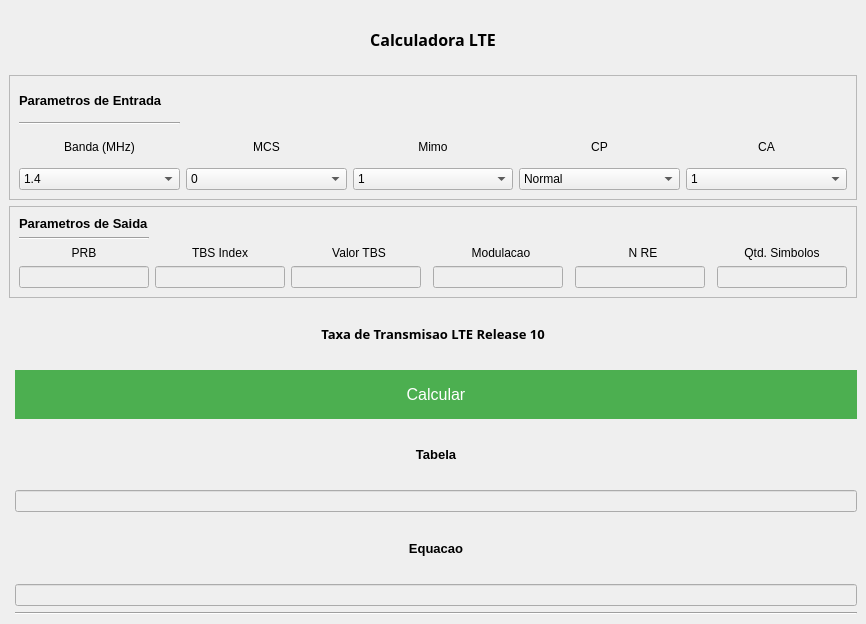
Before: the Qt Designer form App/Interface/CalcTPutUI.ui in dmorais8/ComMoveis_2020_5_Projeto03, drawn with Qt 5.
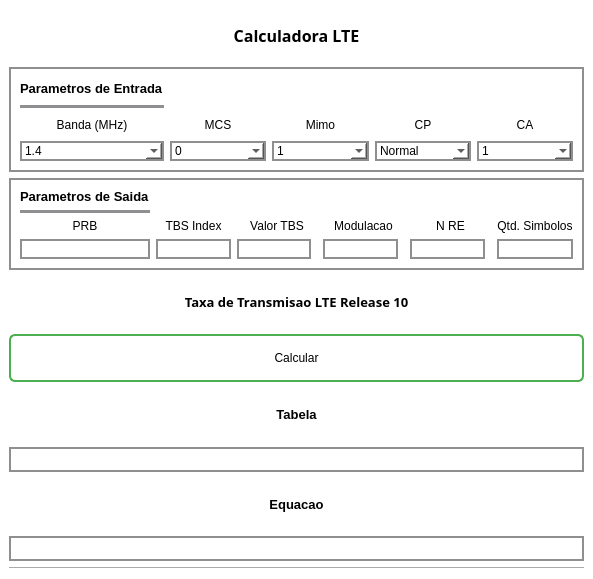
After: the same form once the commit is applied.

Commit message: :wrench: Corrigindo interface

The edit to the form file:
```diff
--- a/App/Interface/CalcTPutUI.ui
+++ b/App/Interface/CalcTPutUI.ui
@@ -6,157 +6,22 @@
    <rect>
     <x>0</x>
     <y>0</y>
-    <width>866</width>
-    <height>624</height>
+    <width>593</width>
+    <height>579</height>
    </rect>
   </property>
   <property name="windowTitle">
    <string>MainWindow</string>
   </property>
+  <property name="styleSheet">
+   <string notr="true">background: white;</string>
+  </property>
   <widget class="QWidget" name="centralwidget">
    <layout class="QGridLayout" name="gridLayout">
-    <item row="5" column="1" colspan="2">
-     <widget class="QFrame" name="outputParamsDataFrame">
-      <property name="enabled">
-       <bool>true</bool>
-      </property>
-      <property name="frameShape">
-       <enum>QFrame::StyledPanel</enum>
-      </property>
-      <property name="frameShadow">
-       <enum>QFrame::Raised</enum>
-      </property>
-      <layout class="QGridLayout" name="gridLayout_3">
-       <item row="4" column="1">
-        <widget class="QLineEdit" name="outputTbsIndex">
-         <property name="enabled">
-          <bool>false</bool>
-         </property>
-        </widget>
-       </item>
-       <item row="4" column="2">
-        <widget class="QLineEdit" name="ouputTbsValue">
-         <property name="enabled">
-          <bool>false</bool>
-         </property>
-        </widget>
-       </item>
-       <item row="2" column="4" colspan="2">
-        <widget class="QLabel" name="label_13">
-         <property name="text">
-          <string>Modulacao</string>
-         </property>
-         <property name="alignment">
-          <set>Qt::AlignCenter</set>
-         </property>
-        </widget>
-       </item>
-       <item row="4" column="0">
-        <widget class="QLineEdit" name="outputPRB">
-         <property name="enabled">
-          <bool>false</bool>
-         </property>
-        </widget>
-       </item>
-       <item row="0" column="0">
-        <widget class="QLabel" name="label_17">
-         <property name="font">
-          <font>
-           <pointsize>10</pointsize>
-           <weight>75</weight>
-           <bold>true</bold>
-          </font>
-         </property>
-         <property name="text">
-          <string>Parametros de Saida</string>
-         </property>
-        </widget>
-       </item>
-       <item row="4" column="6">
-        <widget class="QLineEdit" name="outputNumRE">
-         <property name="enabled">
-          <bool>false</bool>
-         </property>
-        </widget>
-       </item>
-       <item row="2" column="0">
-        <widget class="QLabel" name="label_11">
-         <property name="text">
-          <string>PRB</string>
-         </property>
-         <property name="alignment">
-          <set>Qt::AlignCenter</set>
-         </property>
-        </widget>
-       </item>
-       <item row="2" column="2" colspan="2">
-        <widget class="QLabel" name="label_12">
-         <property name="text">
-          <string>Valor TBS</string>
-         </property>
-         <property name="alignment">
-          <set>Qt::AlignCenter</set>
-         </property>
-        </widget>
-       </item>
-       <item row="2" column="6" colspan="2">
-        <widget class="QLabel" name="label_15">
-         <property name="text">
-          <string>N RE</string>
-         </property>
-         <property name="alignment">
-          <set>Qt::AlignCenter</set>
-         </property>
-        </widget>
-       </item>
-       <item row="2" column="1">
-        <widget class="QLabel" name="label_14">
-         <property name="text">
-          <string>TBS Index</string>
-         </property>
-         <property name="alignment">
-          <set>Qt::AlignCenter</set>
-         </property>
-        </widget>
-       </item>
-       <item row="4" column="4">
-        <widget class="QLineEdit" name="outputModulacao">
-         <property name="enabled">
-          <bool>false</bool>
-         </property>
-        </widget>
-       </item>
-       <item row="2" column="8">
-        <widget class="QLabel" name="label_16">
-         <property name="text">
-          <string>Qtd. Simbolos</string>
-         </property>
-         <property name="alignment">
-          <set>Qt::AlignCenter</set>
-         </property>
-        </widget>
-       </item>
-       <item row="4" column="8">
-        <widget class="QLineEdit" name="outputQtdSimbolos">
-         <property name="enabled">
-          <bool>false</bool>
-         </property>
-        </widget>
-       </item>
-       <item row="1" column="0">
-        <widget class="Line" name="line_3">
-         <property name="orientation">
-          <enum>Qt::Horizontal</enum>
-         </property>
-        </widget>
-       </item>
-      </layout>
-     </widget>
-    </item>
-    <item row="2" column="1" rowspan="2" colspan="2">
+    <item row="2" column="0" rowspan="2" colspan="2">
      <widget class="QFrame" name="inputDataFrame">
       <property name="styleSheet">
-       <string notr="true"/>
+       <string notr="true">border: 2px solid #8f8f91; background: </string>
       </property>
       <property name="frameShape">
        <enum>QFrame::StyledPanel</enum>
@@ -167,6 +32,9 @@
       <layout class="QGridLayout" name="gridLayout_2">
        <item row="3" column="4">
         <widget class="QLabel" name="label_5">
+         <property name="styleSheet">
+          <string notr="true">border: none;</string>
+         </property>
          <property name="text">
           <string>Mimo</string>
          </property>
@@ -216,6 +84,9 @@
        </item>
        <item row="3" column="2">
         <widget class="QLabel" name="label_3">
+         <property name="styleSheet">
+          <string notr="true">border: none;</string>
+         </property>
          <property name="text">
           <string>MCS</string>
          </property>
@@ -226,6 +97,9 @@
        </item>
        <item row="3" column="6">
         <widget class="QLabel" name="label_2">
+         <property name="styleSheet">
+          <string notr="true">border: none;</string>
+         </property>
          <property name="text">
           <string>CP</string>
          </property>
@@ -399,6 +273,9 @@
        </item>
        <item row="3" column="1">
         <widget class="QLabel" name="label_4">
+         <property name="styleSheet">
+          <string notr="true">border: none;</string>
+         </property>
          <property name="text">
           <string>Banda (MHz)</string>
          </property>
@@ -433,6 +310,9 @@
        </item>
        <item row="3" column="8">
         <widget class="QLabel" name="label_6">
+         <property name="styleSheet">
+          <string notr="true">border: none;</string>
+         </property>
          <property name="text">
           <string>CA</string>
          </property>
@@ -489,6 +369,9 @@
            <bold>true</bold>
           </font>
          </property>
+         <property name="styleSheet">
+          <string notr="true">border: none;</string>
+         </property>
          <property name="text">
           <string>Parametros de Entrada</string>
          </property>
@@ -497,51 +380,7 @@
       </layout>
      </widget>
     </item>
-    <item row="8" column="2">
-     <widget class="QPushButton" name="btnCalcTPut">
-      <property name="enabled">
-       <bool>true</bool>
-      </property>
-      <property name="styleSheet">
-       <string notr="true">background-color: #4CAF50; /* Green */
-  border: none;
-  color: white;
-  padding: 15px 32px;
-  text-align: center;
-  text-decoration: none;
-  font-size: 16px;</string>
-      </property>
-      <property name="text">
-       <string>Calcular</string>
-      </property>
-     </widget>
-    </item>
-    <item row="12" column="2">
-     <widget class="QLabel" name="label_8">
-      <property name="font">
-       <font>
-        <family>Segoe UI</family>
-        <pointsize>10</pointsize>
-        <weight>75</weight>
-        <bold>true</bold>
-       </font>
-      </property>
-      <property name="text">
-       <string>Equacao</string>
-      </property>
-      <property name="alignment">
-       <set>Qt::AlignCenter</set>
-      </property>
-     </widget>
-    </item>
-    <item row="14" column="2">
-     <widget class="Line" name="line">
-      <property name="orientation">
-       <enum>Qt::Horizontal</enum>
-      </property>
-     </widget>
-    </item>
-    <item row="6" column="1" colspan="2">
+    <item row="6" column="0" colspan="2">
      <widget class="QLabel" name="label_10">
       <property name="font">
        <font>
@@ -559,17 +398,194 @@
       </property>
      </widget>
     </item>
-    <item row="13" column="2">
-     <widget class="QLineEdit" name="outputEquacao">
+    <item row="5" column="0" colspan="2">
+     <widget class="QFrame" name="outputParamsDataFrame">
       <property name="enabled">
-       <bool>false</bool>
+       <bool>true</bool>
       </property>
-      <property name="alignment">
-       <set>Qt::AlignCenter</set>
+      <property name="styleSheet">
+       <string notr="true">border: 2px solid #8f8f91;</string>
       </property>
+      <property name="frameShape">
+       <enum>QFrame::StyledPanel</enum>
+      </property>
+      <property name="frameShadow">
+       <enum>QFrame::Raised</enum>
+      </property>
+      <layout class="QGridLayout" name="gridLayout_3">
+       <item row="4" column="1">
+        <widget class="QLineEdit" name="outputTbsIndex">
+         <property name="enabled">
+          <bool>false</bool>
+         </property>
+        </widget>
+       </item>
+       <item row="4" column="2">
+        <widget class="QLineEdit" name="ouputTbsValue">
+         <property name="enabled">
+          <bool>false</bool>
+         </property>
+        </widget>
+       </item>
+       <item row="2" column="4" colspan="2">
+        <widget class="QLabel" name="label_13">
+         <property name="styleSheet">
+          <string notr="true">border: none;</string>
+         </property>
+         <property name="text">
+          <string>Modulacao</string>
+         </property>
+         <property name="alignment">
+          <set>Qt::AlignCenter</set>
+         </property>
+        </widget>
+       </item>
+       <item row="4" column="0">
+        <widget class="QLineEdit" name="outputPRB">
+         <property name="enabled">
+          <bool>false</bool>
+         </property>
+        </widget>
+       </item>
+       <item row="0" column="0">
+        <widget class="QLabel" name="label_17">
+         <property name="font">
+          <font>
+           <pointsize>10</pointsize>
+           <weight>75</weight>
+           <bold>true</bold>
+          </font>
+         </property>
+         <property name="styleSheet">
+          <string notr="true">border: none;</string>
+         </property>
+         <property name="text">
+          <string>Parametros de Saida</string>
+         </property>
+        </widget>
+       </item>
+       <item row="4" column="6">
+        <widget class="QLineEdit" name="outputNumRE">
+         <property name="enabled">
+          <bool>false</bool>
+         </property>
+        </widget>
+       </item>
+       <item row="2" column="0">
+        <widget class="QLabel" name="label_11">
+         <property name="styleSheet">
+          <string notr="true">border: none;</string>
+         </property>
+         <property name="text">
+          <string>PRB</string>
+         </property>
+         <property name="alignment">
+          <set>Qt::AlignCenter</set>
+         </property>
+        </widget>
+       </item>
+       <item row="2" column="2" colspan="2">
+        <widget class="QLabel" name="label_12">
+         <property name="styleSheet">
+          <string notr="true">border: none;</string>
+         </property>
+         <property name="text">
+          <string>Valor TBS</string>
+         </property>
+         <property name="alignment">
+          <set>Qt::AlignCenter</set>
+         </property>
+        </widget>
+       </item>
+       <item row="2" column="6" colspan="2">
+        <widget class="QLabel" name="label_15">
+         <property name="styleSheet">
+          <string notr="true">border: none;</string>
+         </property>
+         <property name="text">
+          <string>N RE</string>
+         </property>
+         <property name="alignment">
+          <set>Qt::AlignCenter</set>
+         </property>
+        </widget>
+       </item>
+       <item row="2" column="1">
+        <widget class="QLabel" name="label_14">
+         <property name="styleSheet">
+          <string notr="true">border: none;</string>
+         </property>
+         <property name="text">
+          <string>TBS Index</string>
+         </property>
+         <property name="alignment">
+          <set>Qt::AlignCenter</set>
+         </property>
+        </widget>
+       </item>
+       <item row="4" column="4">
+        <widget class="QLineEdit" name="outputModulacao">
+         <property name="enabled">
+          <bool>false</bool>
+         </property>
+        </widget>
+       </item>
+       <item row="2" column="8">
+        <widget class="QLabel" name="label_16">
+         <property name="styleSheet">
+          <string notr="true">border: none;</string>
+         </property>
+         <property name="text">
+          <string>Qtd. Simbolos</string>
+         </property>
+         <property name="alignment">
+          <set>Qt::AlignCenter</set>
+         </property>
+        </widget>
+       </item>
+       <item row="4" column="8">
+        <widget class="QLineEdit" name="outputQtdSimbolos">
+         <property name="enabled">
+          <bool>false</bool>
+         </property>
+        </widget>
+       </item>
+       <item row="1" column="0">
+        <widget class="Line" name="line_3">
+         <property name="orientation">
+          <enum>Qt::Horizontal</enum>
+         </property>
+        </widget>
+       </item>
+      </layout>
      </widget>
     </item>
-    <item row="0" column="1" colspan="2">
+    <item row="8" column="0" colspan="2">
+     <widget class="QPushButton" name="btnCalcTPut">
+      <property name="enabled">
+       <bool>true</bool>
+      </property>
+      <property name="styleSheet">
+       <string notr="true">QPushButton {
+      border: 2px solid #4CAF50;
+      border-radius: 6px;
+      background-color: qlineargradient(x1: 0, y1: 0, x2: 0, y2: 1,
+                                        stop: 0 #f6f7fa, stop: 1 #dadbde);
+      min-width: 80px;
+      padding: 15px 32px;
+  }
+
+QPushButton:pressed {
+      background-color: qlineargradient(x1: 0, y1: 0, x2: 0, y2: 1,
+                                        stop: 0 #dadbde, stop: 1 #f6f7fa);
+  }</string>
+      </property>
+      <property name="text">
+       <string>Calcular</string>
+      </property>
+     </widget>
+    </item>
+    <item row="0" column="0" colspan="2">
      <widget class="QLabel" name="label">
       <property name="font">
        <font>
@@ -587,7 +603,50 @@
       </property>
      </widget>
     </item>
-    <item row="9" column="2">
+    <item row="11" column="0" colspan="2">
+     <widget class="QLineEdit" name="outputTabela">
+      <property name="enabled">
+       <bool>false</bool>
+      </property>
+      <property name="font">
+       <font>
+        <pointsize>10</pointsize>
+        <weight>75</weight>
+        <bold>true</bold>
+       </font>
+      </property>
+      <property name="styleSheet">
+       <string notr="true">border: 2px solid #8f8f91; padding: 2px 2px;</string>
+      </property>
+      <property name="alignment">
+       <set>Qt::AlignCenter</set>
+      </property>
+     </widget>
+    </item>
+    <item row="16" column="0" colspan="2">
+     <widget class="QLineEdit" name="outputEquacao">
+      <property name="enabled">
+       <bool>false</bool>
+      </property>
+      <property name="font">
+       <font>
+        <pointsize>10</pointsize>
+        <weight>75</weight>
+        <bold>true</bold>
+       </font>
+      </property>
+      <property name="styleSheet">
+       <string notr="true">border: 2px solid #8f8f91; padding: 2px 2px;</string>
+      </property>
+      <property name="text">
+       <string/>
+      </property>
+      <property name="alignment">
+       <set>Qt::AlignCenter</set>
+      </property>
+     </widget>
+    </item>
+    <item row="9" column="0" colspan="2">
      <widget class="QLabel" name="label_7">
       <property name="font">
        <font>
@@ -597,6 +656,9 @@
         <bold>true</bold>
        </font>
       </property>
+      <property name="styleSheet">
+       <string notr="true"/>
+      </property>
       <property name="text">
        <string>Tabela</string>
       </property>
@@ -605,19 +667,31 @@
       </property>
      </widget>
     </item>
-    <item row="10" column="2">
-     <widget class="QLineEdit" name="outputTabela">
-      <property name="enabled">
-       <bool>false</bool>
+    <item row="12" column="0" colspan="2">
+     <widget class="QLabel" name="label_8">
+      <property name="font">
+       <font>
+        <family>Segoe UI</family>
+        <pointsize>10</pointsize>
+        <weight>75</weight>
+        <bold>true</bold>
+       </font>
       </property>
-      <property name="styleSheet">
-       <string notr="true"/>
+      <property name="text">
+       <string>Equacao</string>
       </property>
       <property name="alignment">
        <set>Qt::AlignCenter</set>
       </property>
      </widget>
     </item>
+    <item row="17" column="0" colspan="2">
+     <widget class="Line" name="line">
+      <property name="orientation">
+       <enum>Qt::Horizontal</enum>
+      </property>
+     </widget>
+    </item>
    </layout>
   </widget>
  </widget>
```
Left out of the diff: 5 changed lines with no effect on the pictures. The commit also changes 1 other file.
